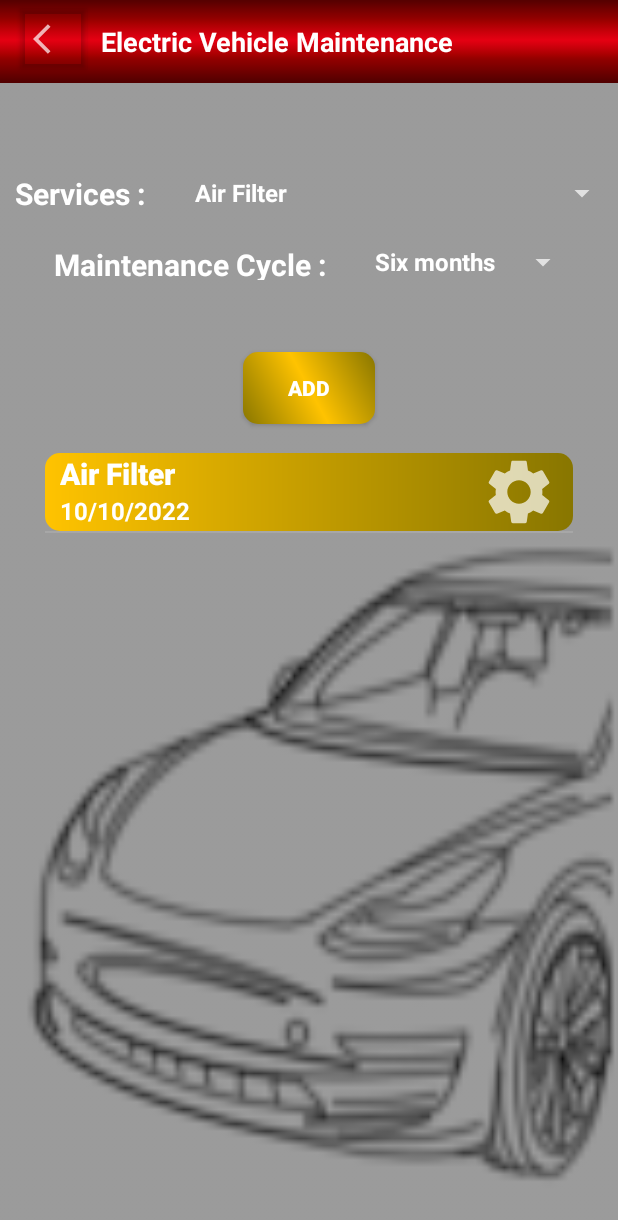
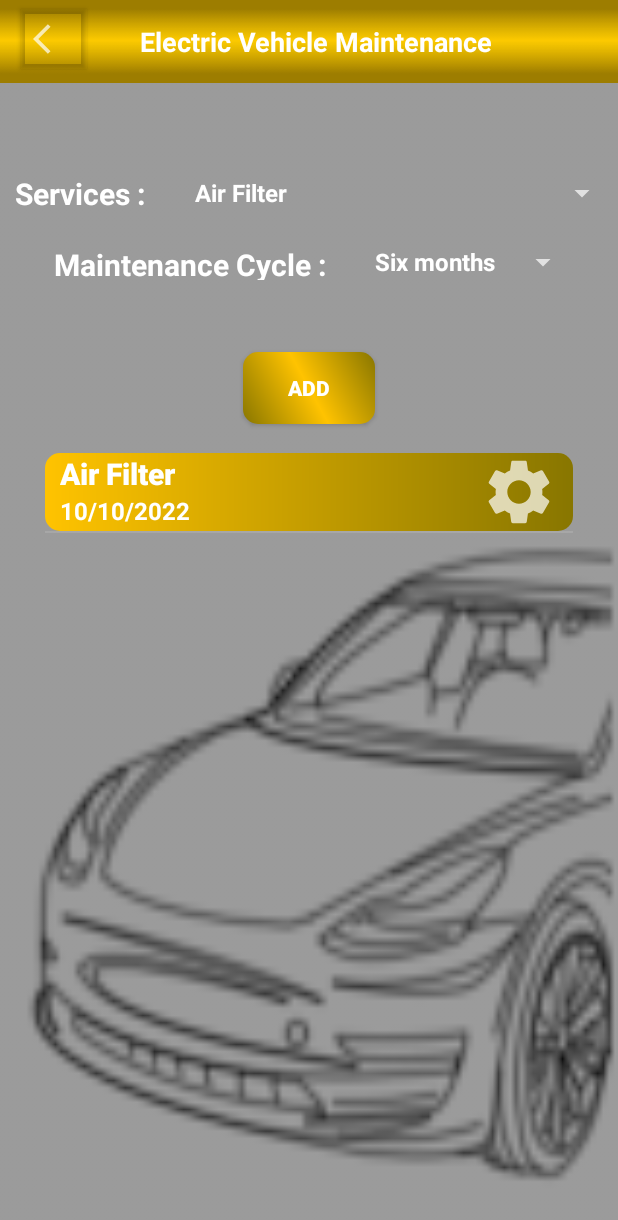
Before and after one commit to kiukiu328/FYP, an Android app: the EleVehMai screen opened directly, with no data from a screen before it, after a tap on "ADD", on a phone screen of 412 x 824 dp. Shown: the top 1220 px of the screen. Run offline under Robolectric (Android 15) with nearby library versions, the phone set to English and light mode, and no system bars.

Commit message:
Update activity_ele_veh_mai.xml

```diff
--- a/EVhelper/app/src/main/res/layout/activity_ele_veh_mai.xml
+++ b/EVhelper/app/src/main/res/layout/activity_ele_veh_mai.xml
@@ -14,7 +14,7 @@
         <LinearLayout
             android:layout_width="match_parent"
             android:layout_height="55dp"
-            android:background="@drawable/tool_bar_color2"
+            android:background="@drawable/tool_bar_color_y2"
             android:orientation="horizontal"
 
             >
@@ -44,7 +44,7 @@
                 android:textColor="@color/white"
                 android:layout_gravity="center"
                 android:gravity="center"
-                android:layout_marginRight="104dp"
+                android:layout_marginRight="52dp"
                 android:textStyle="bold"
                 />
         </LinearLayout>
```
